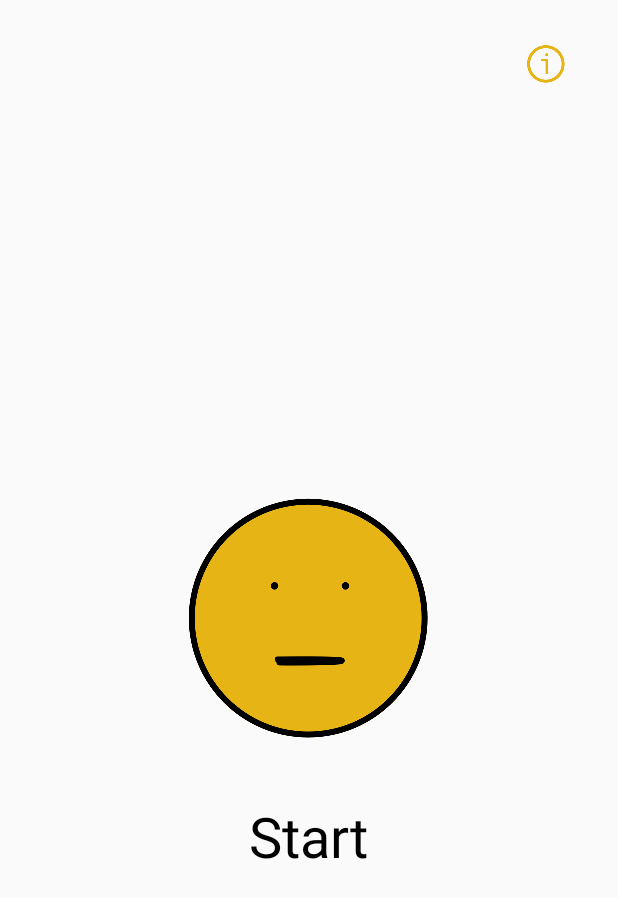
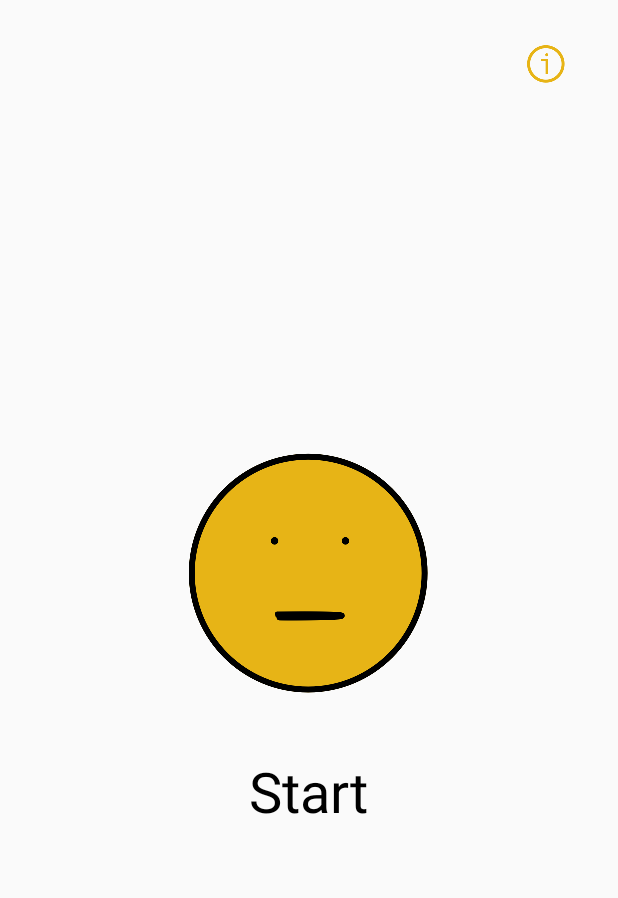
Before and after one commit to onemonster/happy-kegels-android, an Android app: the screen it shows after launch (MainActivity), on a phone screen of 412 x 824 dp. Shown: the top 898 px of the screen. Run offline under Robolectric (Android 15) with nearby library versions, the light colour scheme and no system bars; our stand-ins replace AdMob.

Commit message:
button area fix

```diff
--- a/app/src/main/res/layout/activity_main.xml
+++ b/app/src/main/res/layout/activity_main.xml
@@ -19,17 +19,6 @@
         app:layout_constraintTop_toTopOf="parent"
         />
 
-    <Button
-        android:id="@+id/button_main"
-        android:layout_width="wrap_content"
-        android:layout_height="wrap_content"
-        android:background="@drawable/idle_mouth_close"
-        app:layout_constraintBottom_toBottomOf="parent"
-        app:layout_constraintEnd_toEndOf="parent"
-        app:layout_constraintStart_toStartOf="parent"
-        app:layout_constraintTop_toTopOf="parent"
-        />
-
     <ImageView
         android:id="@+id/button_info"
         android:layout_width="wrap_content"
@@ -40,6 +29,32 @@
         android:src="@drawable/info"
         app:layout_constraintEnd_toEndOf="parent"
         app:layout_constraintTop_toBottomOf="@+id/ad_view"
+        />
+
+    <android.support.constraint.ConstraintLayout
+        android:id="@+id/button_main"
+        android:layout_width="wrap_content"
+        android:layout_height="wrap_content"
+        app:layout_constraintBottom_toBottomOf="parent"
+        app:layout_constraintEnd_toEndOf="parent"
+        app:layout_constraintStart_toStartOf="parent"
+        app:layout_constraintTop_toTopOf="parent"
+        >
+
+        <Button
+            android:id="@+id/image_main"
+            android:layout_width="wrap_content"
+            android:layout_height="wrap_content"
+            android:layout_marginEnd="30dp"
+            android:layout_marginLeft="30dp"
+            android:layout_marginRight="30dp"
+            android:layout_marginStart="30dp"
+            android:background="@drawable/idle_mouth_close"
+            app:layout_constraintBottom_toBottomOf="parent"
+            app:layout_constraintEnd_toEndOf="parent"
+            app:layout_constraintStart_toStartOf="parent"
+            app:layout_constraintTop_toTopOf="parent"
+            app:layout_constraintVertical_bias="0.25"
             />
 
         <TextView
@@ -55,8 +70,9 @@
             android:textSize="37sp"
             app:layout_constraintEnd_toEndOf="parent"
             app:layout_constraintStart_toStartOf="parent"
-        app:layout_constraintTop_toBottomOf="@+id/button_main"
+            app:layout_constraintTop_toBottomOf="@+id/image_main"
             />
+    </android.support.constraint.ConstraintLayout>
 
     <TextView
         android:id="@+id/text_restart"
@@ -68,7 +84,7 @@
         android:textSize="24sp"
         app:layout_constraintEnd_toEndOf="parent"
         app:layout_constraintStart_toStartOf="parent"
-        app:layout_constraintTop_toBottomOf="@+id/text_main"
+        app:layout_constraintTop_toBottomOf="@+id/button_main"
         />
 
     <TextView
@@ -79,6 +95,6 @@
         android:textColor="@android:color/black"
         app:layout_constraintEnd_toEndOf="parent"
         app:layout_constraintStart_toStartOf="parent"
-        app:layout_constraintTop_toBottomOf="@+id/text_main"
+        app:layout_constraintTop_toBottomOf="@+id/button_main"
         />
 </android.support.constraint.ConstraintLayout>
```
Also changed, not shown: app/src/main/java/com/onemonster/kg/view/MainActivity.kt (+10 -10 lines). Lines whose indentation alone changed are shown as unchanged.
